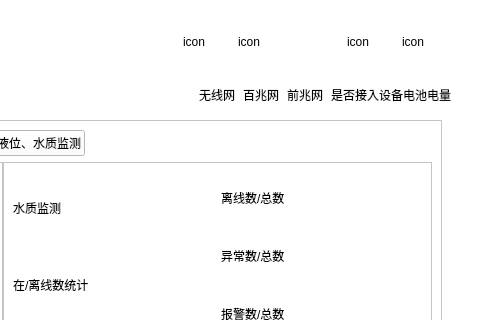
This is View/indepelect.ui in Sgr-H/gzj5th as Qt 5 draws it before an edit; both pictures show x 475 to 955 and y 0 to 320 of the 955 by 469 pixel window. The edited form follows.
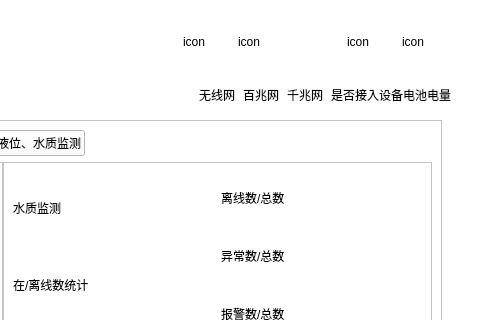
This is the edited form. Icons and pictures are not drawn.

Diff of the .ui file:
```diff
--- a/View/indepelect.ui
+++ b/View/indepelect.ui
@@ -185,7 +185,7 @@
            <item>
             <widget class="QLabel" name="label_9">
              <property name="text">
-              <string>前兆网</string>
+              <string>千兆网</string>
              </property>
             </widget>
            </item>
```
